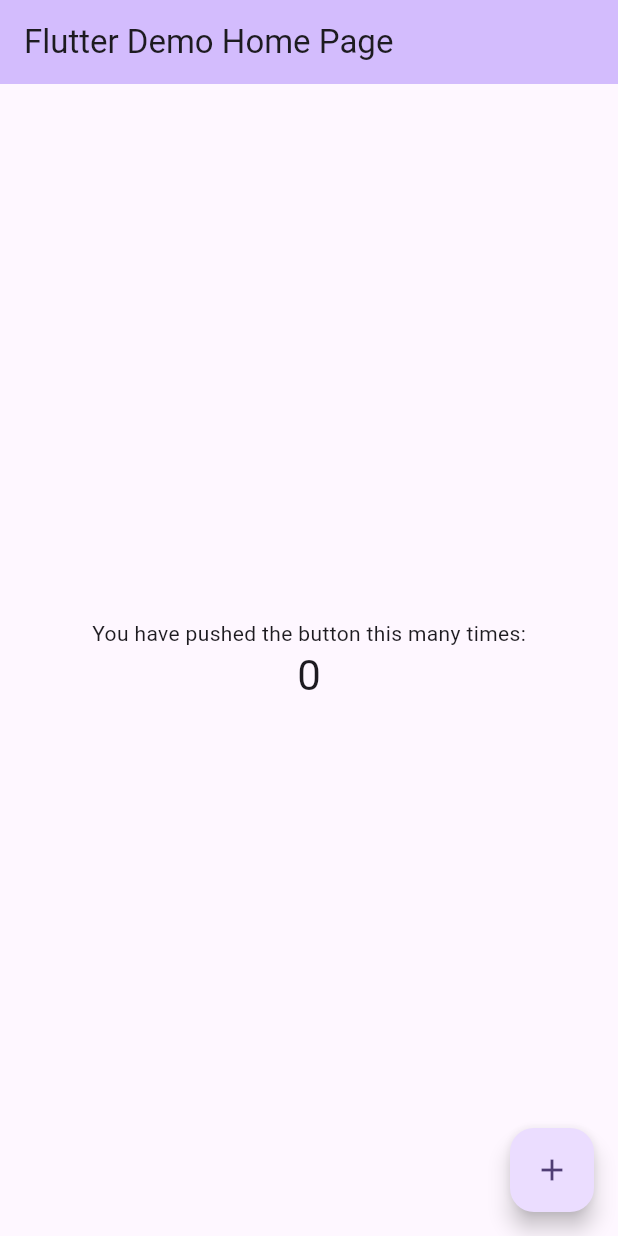
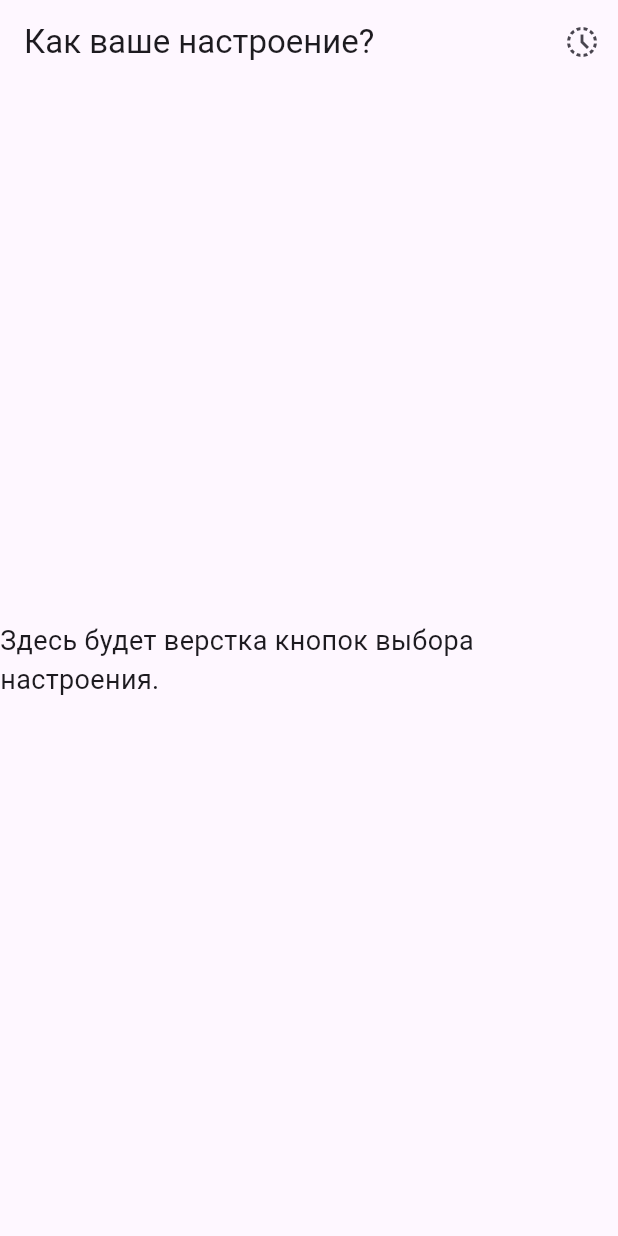
Before and after one commit to MarshmellowNew/MoodCompass, a Flutter app: the screen it shows after launch, on a phone screen of 412 x 824 dp. Run offline on Flutter 3.47's test engine with Material 3 defaults, Android fonts, the phone set to English and light mode, and no system bars.

```diff
--- a/lib/main.dart
+++ b/lib/main.dart
@@ -1,122 +1,82 @@
 import 'package:flutter/material.dart';
 
 void main() {
-  runApp(const MyApp());
+  runApp(const MoodCompassApp());
 }
 
-class MyApp extends StatelessWidget {
-  const MyApp({super.key});
+class MoodCompassApp extends StatelessWidget {
+  const MoodCompassApp({super.key});
 
-  // This widget is the root of your application.
   @override
   Widget build(BuildContext context) {
     return MaterialApp(
-      title: 'Flutter Demo',
+      title: 'Эмоциональный Компас',
       theme: ThemeData(
-        // This is the theme of your application.
-        //
-        // TRY THIS: Try running your application with "flutter run". You'll see
-        // the application has a purple toolbar. Then, without quitting the app,
-        // try changing the seedColor in the colorScheme below to Colors.green
-        // and then invoke "hot reload" (save your changes or press the "hot
-        // reload" button in a Flutter-supported IDE, or press "r" if you used
-        // the command line to start the app).
-        //
-        // Notice that the counter didn't reset back to zero; the application
-        // state is not lost during the reload. To reset the state, use hot
-        // restart instead.
-        //
-        // This works for code too, not just values: Most code changes can be
-        // tested with just a hot reload.
-        colorScheme: ColorScheme.fromSeed(seedColor: Colors.deepPurple),
+        primarySwatch: Colors.blueGrey,
       ),
-      home: const MyHomePage(title: 'Flutter Demo Home Page'),
+      // Настраиваем маршруты для навигации
+      initialRoute: '/',
+      routes: {
+        '/': (context) => const MainScreen(),
+        '/history': (context) => const HistoryScreen(), // Наш второй экран
+      },
     );
   }
 }
 
-class MyHomePage extends StatefulWidget {
-  const MyHomePage({super.key, required this.title});
+// ----------------------------------------------------
+// 1. ГЛАВНЫЙ ЭКРАН (ЛР4)
+// ----------------------------------------------------
 
-  // This widget is the home page of your application. It is stateful, meaning
-  // that it has a State object (defined below) that contains fields that affect
-  // how it looks.
-
-  // This class is the configuration for the state. It holds the values (in this
-  // case the title) provided by the parent (in this case the App widget) and
-  // used by the build method of the State. Fields in a Widget subclass are
-  // always marked "final".
-
-  final String title;
-
-  @override
-  State<MyHomePage> createState() => _MyHomePageState();
-}
-
-class _MyHomePageState extends State<MyHomePage> {
-  int _counter = 0;
-
-  void _incrementCounter() {
-    setState(() {
-      // This call to setState tells the Flutter framework that something has
-      // changed in this State, which causes it to rerun the build method below
-      // so that the display can reflect the updated values. If we changed
-      // _counter without calling setState(), then the build method would not be
-      // called again, and so nothing would appear to happen.
-      _counter++;
-    });
-  }
+class MainScreen extends StatelessWidget {
+  const MainScreen({super.key});
 
   @override
   Widget build(BuildContext context) {
-    // This method is rerun every time setState is called, for instance as done
-    // by the _incrementCounter method above.
-    //
-    // The Flutter framework has been optimized to make rerunning build methods
-    // fast, so that you can just rebuild anything that needs updating rather
-    // than having to individually change instances of widgets.
     return Scaffold(
       appBar: AppBar(
-        // TRY THIS: Try changing the color here to a specific color (to
-        // Colors.amber, perhaps?) and trigger a hot reload to see the AppBar
-        // change color while the other colors stay the same.
-        backgroundColor: Theme.of(context).colorScheme.inversePrimary,
-        // Here we take the value from the MyHomePage object that was created by
-        // the App.build method, and use it to set our appbar title.
-        title: Text(widget.title),
+        title: const Text('Как ваше настроение?'),
+        actions: [
+          // Кнопка для перехода к Истории (навигация)
+          IconButton(
+            icon: const Icon(Icons.history_toggle_off_outlined),
+            onPressed: () {
+              // Переход на экран /history
+              Navigator.pushNamed(context, '/history');
+            },
+            tooltip: 'История Настроений',
+          ),
+        ],
       ),
-      body: Center(
-        // Center is a layout widget. It takes a single child and positions it
-        // in the middle of the parent.
-        child: Column(
-          // Column is also a layout widget. It takes a list of children and
-          // arranges them vertically. By default, it sizes itself to fit its
-          // children horizontally, and tries to be as tall as its parent.
-          //
-          // Column has various properties to control how it sizes itself and
-          // how it positions its children. Here we use mainAxisAlignment to
-          // center the children vertically; the main axis here is the vertical
-          // axis because Columns are vertical (the cross axis would be
-          // horizontal).
-          //
-          // TRY THIS: Invoke "debug painting" (choose the "Toggle Debug Paint"
-          // action in the IDE, or press "p" in the console), to see the
-          // wireframe for each widget.
-          mainAxisAlignment: MainAxisAlignment.center,
-          children: <Widget>[
-            const Text('You have pushed the button this many times:'),
-            Text(
-              '$_counter',
-              style: Theme.of(context).textTheme.headlineMedium,
-            ),
-          ],
+      body: const Center(
+        child: Text(
+          'Здесь будет верстка кнопок выбора настроения.',
+          style: TextStyle(fontSize: 18),
         ),
       ),
-      floatingActionButton: FloatingActionButton(
-        onPressed: _incrementCounter,
-        tooltip: 'Increment',
-        child: const Icon(Icons.add),
-      ), // This trailing comma makes auto-formatting nicer for build methods.
     );
   }
 }
+
+// ----------------------------------------------------
+// 2. ЭКРАН ИСТОРИИ (Заглушка для ЛР4)
+// ----------------------------------------------------
+
+class HistoryScreen extends StatelessWidget {
+  const HistoryScreen({super.key});
+
+  @override
+  Widget build(BuildContext context) {
+    return Scaffold(
+      appBar: AppBar(
+        title: const Text('История Настроений'),
+      ),
+      body: const Center(
+        child: Text(
+          'Здесь будет список сохраненных записей.',
+          style: TextStyle(fontSize: 20),
+        ),
+      ),
+    );
+  }
+}
```
